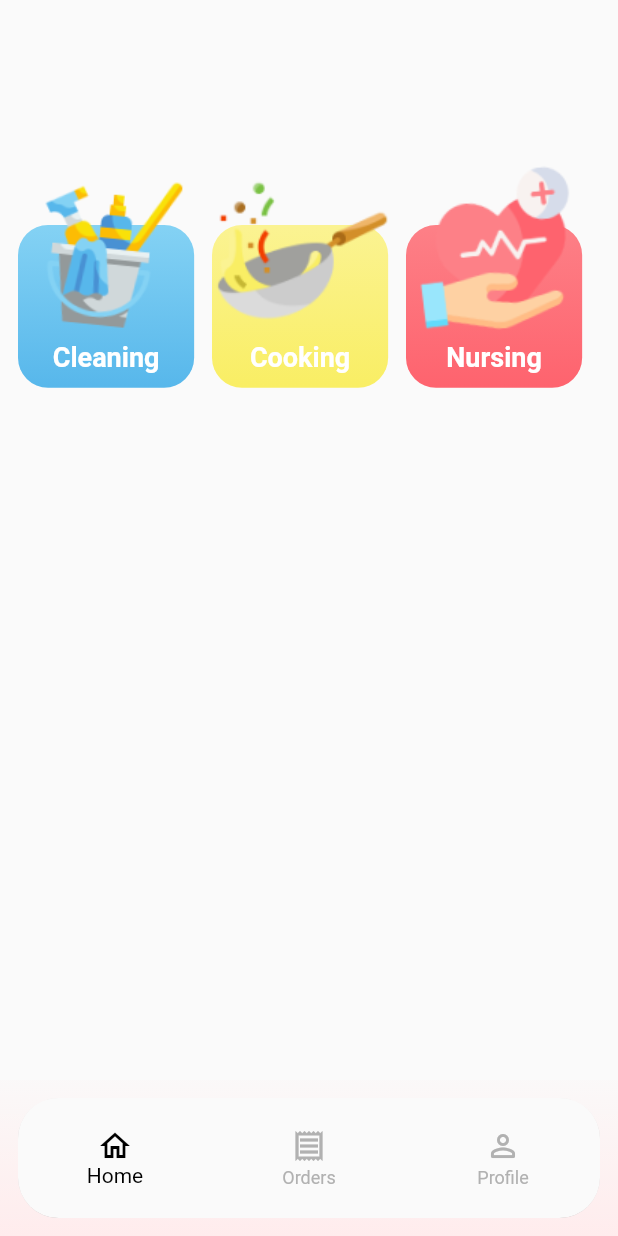
After one commit to saifalattar/FordCompetition, a Flutter app: the screen it shows after launch, on a phone screen of 412 x 824 dp. The commit adds this screen. Run offline on Flutter 3.47's test engine with Material 2 defaults, Android fonts, the phone set to English and light mode, and no system bars; our stand-ins replace dots_indicator, flutter_bloc, flutter_screenutil, pin_code_fields.

Commit message:
auth+boarding+navigation+profile+home

```diff
--- a/womenco/lib/Boarding/boarding_screens.dart
+++ b/womenco/lib/Boarding/boarding_screens.dart
@@ -83,8 +83,8 @@ class _BoardingPageState extends State<BoardingPage> {
                             padding: const EdgeInsets.all(15),
                             child: Text(
                               """
-Womanco allow you to choose the best workers To clean your housemate your food or take care Of  someone health.
-""",
+            Womanco allow you to choose the best workers To clean your housemate your food or take care Of  someone health.
+            """,
                               style:
                                   TextStyle(fontSize: 20, color: Colors.grey),
                               maxLines: 3,
--- /dev/null
+++ b/womenco/lib/navigation/home_screen.dart
@@ -0,0 +1,52 @@
+// ignore_for_file: prefer_const_constructors, use_key_in_widget_constructors
+
+import 'package:flutter/material.dart';
+import 'package:flutter_screenutil/flutter_screenutil.dart';
+import 'package:womenco/shared/component/components.dart';
+
+class HomeScreen extends StatelessWidget {
+  @override
+  Widget build(BuildContext context) {
+    ScreenUtil.init(BoxConstraints(),
+        context: context, designSize: Size(414, 896));
+
+    return SafeArea(
+      child: Padding(
+        padding: const EdgeInsets.all(12.0),
+        child: Column(
+          children: [
+            // Placeholder for searchbar
+            SizedBox(
+              height: 150.h,
+            ),
+
+            //Services Offered
+            Row(
+              mainAxisAlignment: MainAxisAlignment.spaceEvenly,
+              children: [
+                serviceTile(
+                    context: context,
+                    color1: Color(0XFF84D2F4),
+                    color2: Color(0XFF57B7EB),
+                    serviceName: "Cleaning",
+                    serviceImage: "assets/cleaning.png"),
+                serviceTile(
+                    context: context,
+                    color1: Color(0XFFFBF392),
+                    color2: Color(0XFFF9EE64),
+                    serviceName: "Cooking",
+                    serviceImage: "assets/cooking.png"),
+                serviceTile(
+                    context: context,
+                    color1: Color(0XFFFD8087),
+                    color2: Color(0XFFFE636E),
+                    serviceName: "Nursing",
+                    serviceImage: "assets/nursing.png"),
+              ],
+            ),
+          ],
+        ),
+      ),
+    );
+  }
+}
--- /dev/null
+++ b/womenco/lib/navigation/navigation_screen.dart
@@ -0,0 +1,44 @@
+// ignore_for_file: prefer_const_constructors
+
+import 'package:flutter/material.dart';
+import 'package:flutter_screenutil/flutter_screenutil.dart';
+import 'package:womenco/shared/component/components.dart';
+import 'home_screen.dart';
+import 'order_screen.dart';
+import 'profile screens/profile_screen.dart';
+
+class NavigationScreen extends StatefulWidget {
+  const NavigationScreen({Key? key}) : super(key: key);
+
+  @override
+  State<NavigationScreen> createState() => _NavigationScreenState();
+}
+
+class _NavigationScreenState extends State<NavigationScreen> {
+  int _selectedIndex = 0;
+  void _onItemTapped(int index) {
+    setState(() {
+      _selectedIndex = index;
+    });
+  }
+
+  List<Widget> screens = [
+    HomeScreen(),
+    OrderScreen(),
+    ProfileScreen(),
+  ];
+
+  @override
+  Widget build(BuildContext context) {
+    ScreenUtil.init(BoxConstraints(),
+        context: context, designSize: Size(414, 896));
+
+    return Scaffold(
+      bottomNavigationBar: customizedNavBar(
+          selectedIndex: _selectedIndex,
+          onItemTapped: _onItemTapped,
+          context: context),
+      body: screens[_selectedIndex],
+    );
+  }
+}
--- /dev/null
+++ b/womenco/lib/shared/component/components.dart
@@ -0,0 +1,124 @@
+// ignore_for_file: prefer_const_constructors
+
+import 'package:flutter/material.dart';
+import 'package:flutter_screenutil/flutter_screenutil.dart';
+
+Widget customizedNavBar({
+  required var selectedIndex,
+  required var onItemTapped,
+  required var context,
+}) {
+  ScreenUtil.init(BoxConstraints(),
+      context: context, designSize: Size(414, 896));
+
+  return Container(
+    decoration: BoxDecoration(
+        gradient: LinearGradient(
+      begin: Alignment.topCenter,
+      end: Alignment.bottomCenter,
+      colors: [
+        Color(0XFFFFECEC).withOpacity(0.1),
+        Color(0XFFFFECED),
+      ],
+    )),
+    child: Container(
+      width: 354.w,
+      height: 87.h,
+      margin: const EdgeInsets.all(12.0),
+      child: ClipRRect(
+        borderRadius: BorderRadius.circular(27.0),
+        child: BottomNavigationBar(
+          unselectedItemColor: Color(0XFFB1B1B1),
+          selectedItemColor: Colors.black,
+          type: BottomNavigationBarType.fixed,
+          items: const [
+            BottomNavigationBarItem(
+              icon: Icon(Icons.home_outlined),
+              label: 'Home',
+            ),
+            BottomNavigationBarItem(
+              icon: Icon(Icons.receipt_outlined),
+              label: 'Orders',
+            ),
+            BottomNavigationBarItem(
+              icon: Icon(Icons.person_outline_rounded),
+              label: 'Profile',
+            ),
+          ],
+          currentIndex: selectedIndex,
+          onTap: onItemTapped,
+        ),
+      ),
+    ),
+  );
+}
+
+Widget serviceTile({
+  required var context,
+  required Color color1,
+  required Color color2,
+  required String serviceName,
+  required String serviceImage,
+}) {
+  ScreenUtil.init(BoxConstraints(),
+      context: context, designSize: Size(414, 896));
+
+  return Expanded(
+    child: Stack(
+      clipBehavior: Clip.none,
+      children: [
+        Container(
+          alignment: Alignment.bottomCenter,
+          width: 118.w,
+          height: 118.h,
+          decoration: BoxDecoration(
+            borderRadius: BorderRadius.circular(20.0),
+            gradient: LinearGradient(
+              begin: Alignment.topCenter,
+              end: Alignment.bottomCenter,
+              colors: [
+                color1,
+                color2,
+              ],
+            ),
+          ),
+          child: Padding(
+            padding: const EdgeInsets.all(10.0),
+            child: Text(
+              serviceName,
+              textAlign: TextAlign.center,
+              style: TextStyle(
+                fontSize: 18,
+                color: Colors.white,
+                fontWeight: FontWeight.bold,
+              ),
+            ),
+          ),
+        ),
+        Positioned(
+          bottom: 30,
+          child: Image(height: 132.h, image: AssetImage(serviceImage)),
+        ),
+      ],
+    ),
+  );
+}
+
+Widget WomenCoButton({required String title, required Function() onPressed}) {
+  return Container(
+    width: 364.w,
+    height: 46.h,
+    child: ElevatedButton(
+        onPressed: onPressed,
+        child: Text(
+          title,
+          style: TextStyle(fontSize: 23, fontWeight: FontWeight.bold),
+        ),
+        style: ButtonStyle(
+            enableFeedback: true,
+            shape: MaterialStateProperty.all(RoundedRectangleBorder(
+              borderRadius: BorderRadius.circular(18.0),
+            )),
+            backgroundColor: MaterialStateProperty.all(Colors.pink[200]))),
+  );
+}
--- a/womenco/pubspec.yaml
+++ b/womenco/pubspec.yaml
@@ -31,10 +31,7 @@ flutter:
 
   # To add assets to your application, add an assets section, like this:
   assets:
-    - assets\boarding1.png
-    - assets\boarding2.png
-    - assets\boarding3.png
-    - assets\shape.png
+    - assets/
 
   # An image asset can refer to one or more resolution-specific "variants", see
   # https://flutter.dev/assets-and-images/#resolution-aware.
```
Also changed, not shown: womenco/lib/Boarding/Auth/login.dart (+4 -20 lines), womenco/lib/Boarding/Auth/signup.dart (+7 -19 lines), womenco/lib/Cubit/bloc.dart (+7 -0 lines), womenco/lib/main.dart (+8 -8 lines), womenco/lib/navigation/order_screen.dart (added, +14 -0 lines), womenco/lib/navigation/profile screens/editProfile.dart (added, +149 -0 lines), womenco/lib/navigation/profile screens/profile_screen.dart (added, +89 -0 lines), womenco/lib/shared/component/userClass.dart (added, +17 -0 lines), womenco/lib/style/colors.dart (added, +23 -0 lines), womenco/assets/cleaning.png (added), womenco/assets/cleaning2.svg (added), womenco/assets/cooking.png (added), womenco/assets/nursing.png (added), 1 other file.
